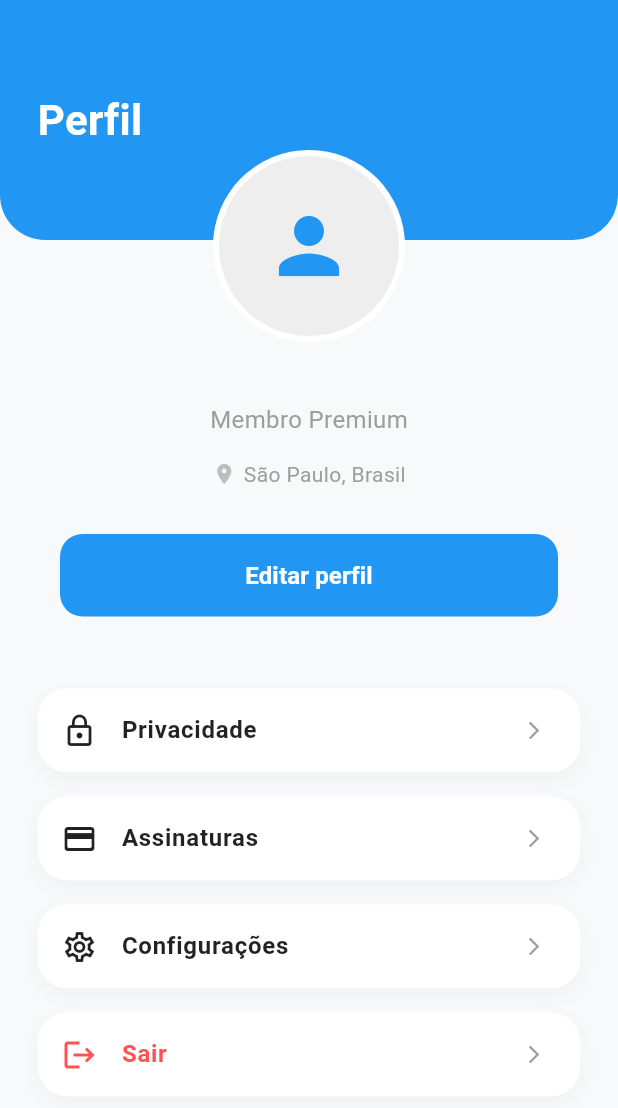
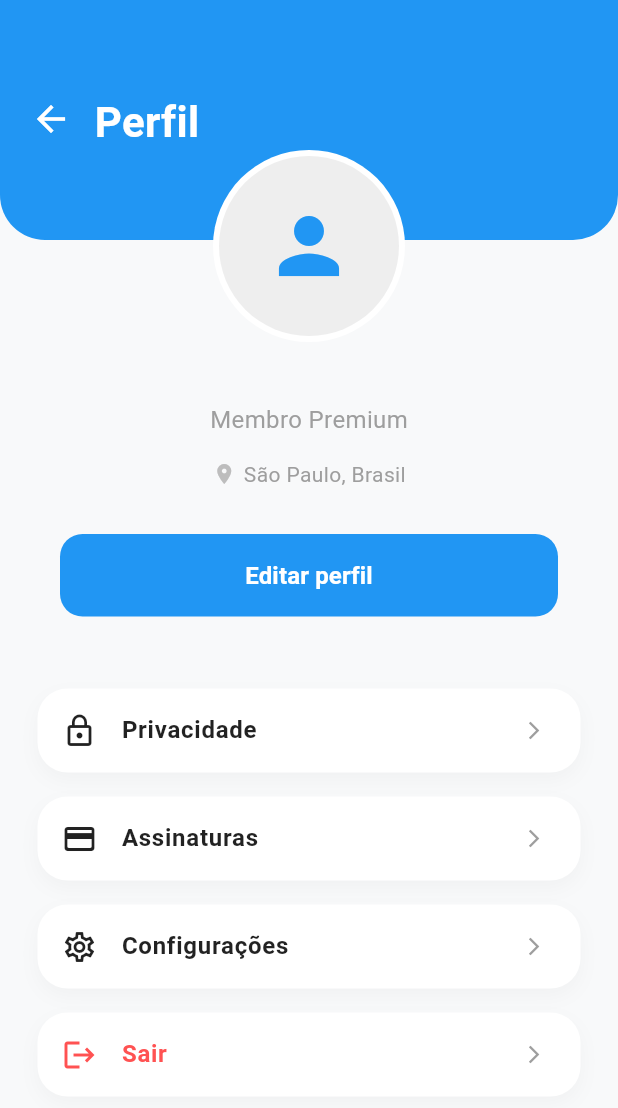
Before and after one commit to FabioZvirJ/scripts, a Flutter app: the MainWrapper screen opened directly with empty values, after a tap on the "person" icon, on a phone screen of 412 x 824 dp. Shown: the top 1108 px of the screen. Run offline on Flutter 3.47's test engine with Material 3 defaults, Android fonts, the phone set to English and light mode, and no system bars; our stand-ins replace sqflite, sqflite_common_ffi; missing offline and left inert: flag; accounts and stored records are empty; network calls fail.

Commit message:
FEAT: criando seta para sair do profile

```diff
--- a/gymoraly/lib/views/main_wrapper.dart
+++ b/gymoraly/lib/views/main_wrapper.dart
@@ -25,7 +25,6 @@ class _MainWrapperState extends State<MainWrapper> {
       HomeView(userName: widget.userName), // Índice 0
       const ProgressView(),               // Índice 1
       const CommunityView(),              // Índice 2
-      ProfileView(userName: widget.userName), // Índice 3
       const NutritionView(),              // Índice 4
       const ProfissionaisView(),          // Índice 5 <-- NOVA TELA
     ];
--- a/gymoraly/lib/views/profile_view.dart
+++ b/gymoraly/lib/views/profile_view.dart
@@ -36,14 +36,30 @@ class ProfileView extends StatelessWidget {
                       bottom: Radius.circular(30),
                     ),
                   ),
-                  padding: const EdgeInsets.only(top: 60, left: 25),
-                  child: const Text(
+                  // Voltamos com o padding para empurrar a seta e o texto para baixo!
+                  padding: const EdgeInsets.only(top: 55, left: 10),
+                  child: Row(
+                    crossAxisAlignment: CrossAxisAlignment.start,
+                    children: [
+                      IconButton(
+                        icon: const Icon(Icons.arrow_back, color: Colors.white, size: 28),
+                        onPressed: () {
+                          Navigator.pop(context);
+                        },
+                      ),
+                      const Padding(
+                        // Esse padding top de 6 alinha o texto perfeitamente com o meio da seta
+                        padding: EdgeInsets.only(top: 6, left: 5),
+                        child: Text(
                           'Perfil',
                           style: TextStyle(
                             color: Colors.white,
                             fontSize: 28,
                             fontWeight: FontWeight.bold,
                           ),
+                        ),
+                      ),
+                    ],
                   ),
                 ),
                 // --- FOTO DE PERFIL ---
```
Lines whose indentation alone changed are shown as unchanged.
